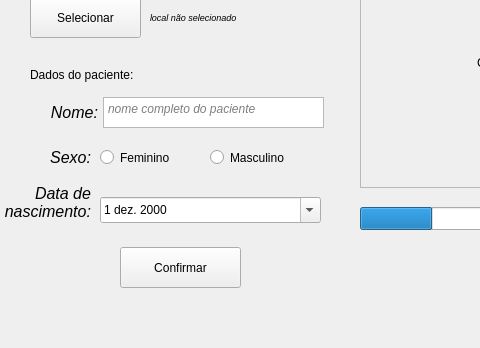
Wanghley/PIBIC-Strategies-Data-Visualization-Medicine, file GUI/style.ui: the form before one commit; both pictures show x 0 to 480 and y 202 to 550 of the 700 by 550 pixel window.
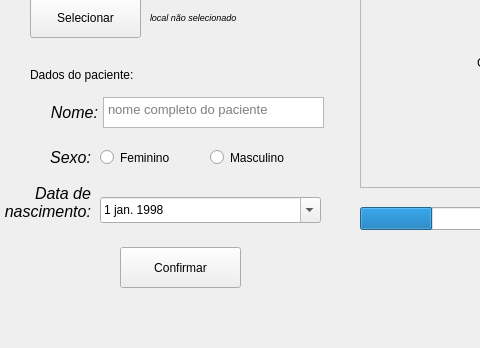
The form after the commit. Icons and pictures are not drawn.

Commit message: [UPDATE] UI widgets name update

The edit to the form file:
```diff
--- a/GUI/style.ui
+++ b/GUI/style.ui
@@ -153,8 +153,8 @@
     </property>
     <property name="font">
      <font>
-      <pointsize>9</pointsize>
-      <italic>true</italic>
+      <pointsize>10</pointsize>
+      <italic>false</italic>
      </font>
     </property>
     <property name="cursor" stdset="0">
@@ -203,9 +203,9 @@
       <hour>0</hour>
       <minute>0</minute>
       <second>0</second>
-      <year>2000</year>
-      <month>12</month>
-      <day>1</day>
+      <year>1998</year>
+      <month>01</month>
+      <day>01</day>
      </datetime>
     </property>
     <property name="currentSection">
```
Left out of the diff: 12 changed lines with no effect on the pictures.
